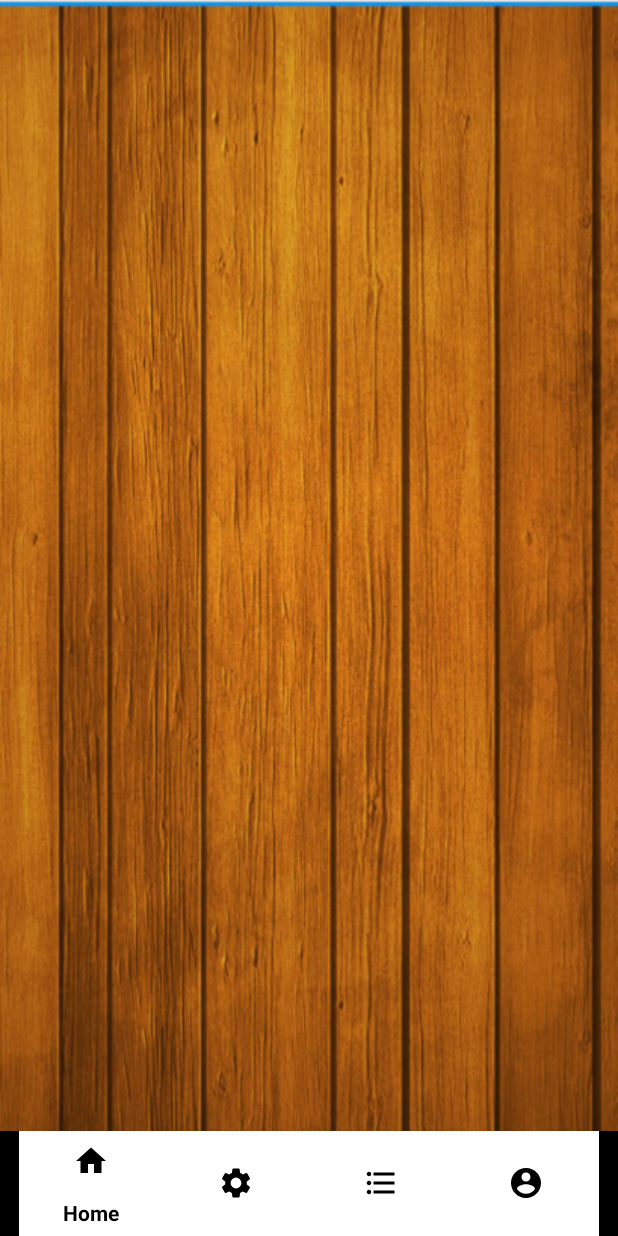
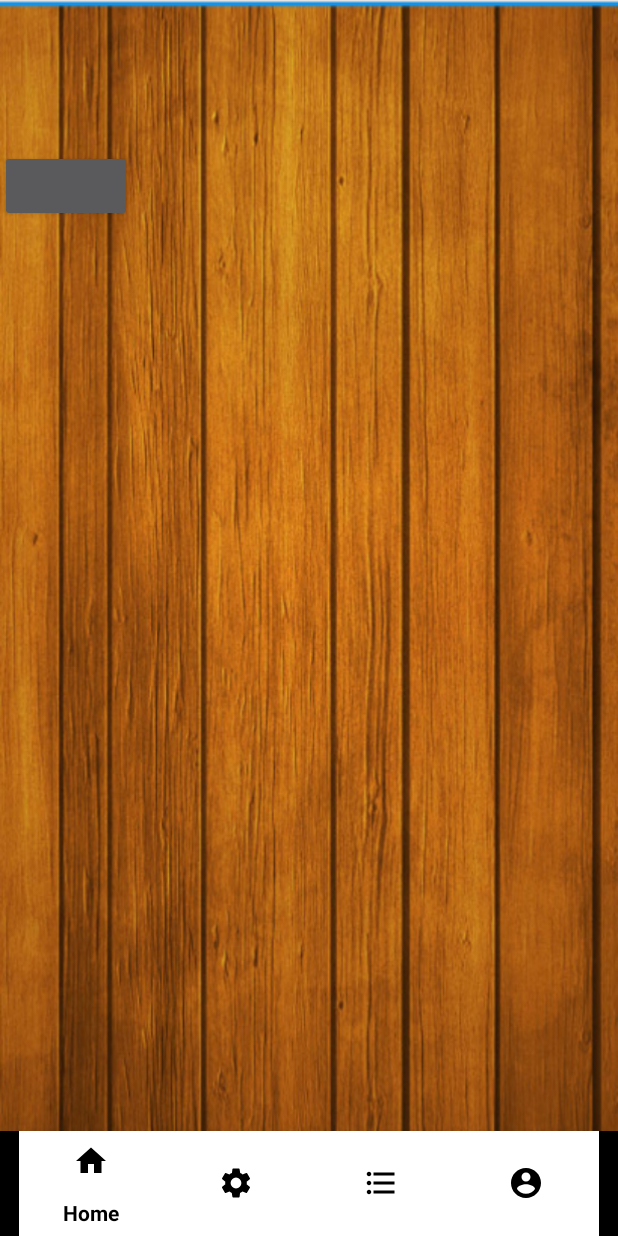
Before and after one commit to AP-Elektronica-ICT/intprojectrepo-thermo-team, an Android app: the screen it shows after launch once a user with an empty profile is signed in (MainActivity), on a phone screen of 412 x 824 dp. Run offline under Robolectric (Android 15) with nearby library versions, the phone set to English and light mode, and no system bars; our stand-ins replace CircleImageView, Firebase (no records; nobody signed in at launch, a user with empty details on screens opened directly); Roboto replaces fonts that are not available here.

Commit message:
refining layout
no comment

```diff
--- a/thermo-sauna/app/build.gradle
+++ b/thermo-sauna/app/build.gradle
@@ -35,10 +35,10 @@ dependencies {
     implementation 'com.google.firebase:firebase-auth:19.3.0'
     implementation 'com.google.android.gms:play-services-auth:18.0.0'
     implementation 'com.google.firebase:firebase-auth:19.3.0'
-    implementation 'com.facebook.android:facebook-android-sdk:5.15.3'
 
     implementation 'com.android.support:multidex:1.0.3'
 
+    //voor foto's te bewerke
     implementation 'com.squareup.picasso:picasso:2.71828'
     implementation 'jp.wasabeef:picasso-transformations:2.1.0'
 
@@ -62,6 +62,7 @@ dependencies {
 
     //blury bakckground
     implementation 'io.alterac.blurkit:blurkit:1.1.0'
+    implementation 'com.google.android.gms:play-services-location:15.0.1'
 
 
 }
--- a/thermo-sauna/app/src/main/AndroidManifest.xml
+++ b/thermo-sauna/app/src/main/AndroidManifest.xml
@@ -5,6 +5,10 @@
     <uses-permission android:name="android.permission.INTERNET" />
     <uses-permission android:name="android.permission.CAMERA" />
     <uses-permission android:name="android.permission.WRITE_EXTERNAL_STORAGE" />
+    <uses-permission android:name="android.permission.ACCESS_FINE_LOCATION"/>
+    <uses-permission android:name="android.permission.ACCESS_COARSE_LOCATION"/>
+
+
 
     <application
         android:allowBackup="true"
--- a/thermo-sauna/app/src/main/java/com/app/vinnie/myapplication/MainActivity.java
+++ b/thermo-sauna/app/src/main/java/com/app/vinnie/myapplication/MainActivity.java
@@ -3,50 +3,61 @@ package com.app.vinnie.myapplication;
 import androidx.annotation.NonNull;
 import androidx.annotation.Nullable;
 import androidx.appcompat.app.AppCompatActivity;
+import androidx.core.app.ActivityCompat;
 
+import android.Manifest;
+import android.annotation.SuppressLint;
+import android.content.Context;
 import android.content.Intent;
+import android.content.pm.PackageManager;
+import android.location.Address;
+import android.location.Criteria;
+import android.location.Geocoder;
+import android.location.Location;
+import android.location.LocationListener;
+import android.location.LocationManager;
 import android.os.Bundle;
 import android.util.Log;
 import android.view.MenuItem;
 import android.view.View;
+import android.widget.Button;
+import android.widget.TextView;
+import android.widget.Toast;
 
+import com.google.android.gms.location.FusedLocationProviderClient;
+
+import com.google.android.gms.location.LocationServices;
 import com.google.android.gms.tasks.OnCompleteListener;
-import com.google.android.gms.tasks.OnSuccessListener;
 import com.google.android.gms.tasks.Task;
 import com.google.android.material.bottomnavigation.BottomNavigationView;
 import com.google.firebase.auth.FirebaseAuth;
 import com.google.firebase.auth.FirebaseUser;
-import com.google.firebase.database.DataSnapshot;
-import com.google.firebase.database.DatabaseError;
-import com.google.firebase.database.DatabaseReference;
-import com.google.firebase.database.FirebaseDatabase;
-import com.google.firebase.database.ValueEventListener;
-import com.google.firebase.firestore.DocumentReference;
-import com.google.firebase.firestore.DocumentSnapshot;
-import com.google.firebase.firestore.EventListener;
 import com.google.firebase.firestore.FirebaseFirestore;
-import com.google.firebase.firestore.FirebaseFirestoreException;
-import com.google.firebase.firestore.QueryDocumentSnapshot;
-import com.google.firebase.firestore.QuerySnapshot;
-import com.squareup.picasso.Picasso;
 
+
+import java.io.IOException;
 import java.util.ArrayList;
 import java.util.List;
+import java.util.Locale;
 import java.util.Map;
 
 import static com.google.firebase.storage.FirebaseStorage.getInstance;
 
-public class MainActivity extends AppCompatActivity {
+public class MainActivity extends AppCompatActivity{
 
     BottomNavigationView mBottomnavigation;
 
+    TextView locatie;
     //farebase
     FirebaseUser muser;
     FirebaseAuth mAuth;
     FirebaseFirestore mStore;
     String userID;
+    private FusedLocationProviderClient fusedLocationClient;
+    Button getlocation;
+//storage
 
-//storage
+
 
     @Override
     protected void onCreate(Bundle savedInstanceState) {
@@ -55,6 +66,8 @@ public class MainActivity extends AppCompatActivity {
 
 
         mBottomnavigation = findViewById(R.id.bottom_navigation);
+        //locatie = findViewById(R.id.location);
+        getlocation = findViewById(R.id.getlocation);
 
         //set home selected
         mBottomnavigation.setSelectedItemId(R.id.home);
@@ -64,50 +77,25 @@ public class MainActivity extends AppCompatActivity {
         mBottomnavigation.setOnNavigationItemSelectedListener(new BottomNavigationView.OnNavigationItemSelectedListener() {
             @Override
             public boolean onNavigationItemSelected(@NonNull MenuItem menuItem) {
-                switch (menuItem.getItemId()){
+                switch (menuItem.getItemId()) {
                     case R.id.home:
                         return true;
                     case R.id.profile:
                         startActivity(new Intent(getApplicationContext(), Profile.class));
-                        overridePendingTransition(0,0);
+                        overridePendingTransition(0, 0);
                         return true;
                     case R.id.settings:
                         startActivity(new Intent(getApplicationContext(), Settings.class));
-                        overridePendingTransition(0,0);
+                        overridePendingTransition(0, 0);
                         return true;
                     case R.id.saunaList:
                         startActivity(new Intent(getApplicationContext(), SaunaList.class));
-                        overridePendingTransition(0,0);
+                        overridePendingTransition(0, 0);
                         return true;
                 }
                 return false;
             }
         });
-
-        muser = FirebaseAuth.getInstance().getCurrentUser();
-        mAuth = FirebaseAuth.getInstance();
-        mStore = FirebaseFirestore.getInstance();
-        userID = mAuth.getCurrentUser().getUid();
-
-
-
-        FirebaseFirestore.getInstance().collection("Saunas").document("Sauna1").get().addOnCompleteListener(new OnCompleteListener<DocumentSnapshot>() {
-            @Override
-            public void onComplete(@NonNull Task<DocumentSnapshot> task) {
-              DocumentSnapshot documentsnapchot = task.getResult();
-              List<Long> temperaturen = new ArrayList<>();
-              temperaturen = (List<Long>) documentsnapchot.get("TempData");
-
-              String temp1 = Long.toString(temperaturen.get(0));
-              String temp2 = Long.toString(temperaturen.get(1));
-              String temp3 = Long.toString(temperaturen.get(2));
-
-                //List<Double> temparaturen = (List<Double>) documentsnapchot.get("TempData");
-
-            }
-        });
-
-
 
 
 
--- a/thermo-sauna/app/src/main/res/layout/activity_login.xml
+++ b/thermo-sauna/app/src/main/res/layout/activity_login.xml
@@ -53,7 +53,7 @@
             android:id="@+id/UsernameLogin"
             android:layout_width="match_parent"
             android:layout_height="wrap_content"
-            android:hint="@string/username"
+            android:hint="@string/e_mail"
             android:textColor="@color/black"
             android:textColorHint="@color/black"
             android:inputType="text"
--- a/thermo-sauna/app/src/main/res/layout/activity_main.xml
+++ b/thermo-sauna/app/src/main/res/layout/activity_main.xml
@@ -20,5 +20,21 @@
         android:layout_alignParentBottom="true"
         />
 
+<LinearLayout
+    android:layout_width="wrap_content"
+    android:layout_height="wrap_content"
+    android:orientation="vertical">
+    <TextView
+        android:layout_width="wrap_content"
+        android:layout_height="100dp"
+        android:id="@+id/locatielocaite"
+        android:textSize="30dp"
+        android:textColor="@color/black" />
+
+    <Button
+        android:layout_width="wrap_content"
+        android:layout_height="wrap_content"
+        android:id="@+id/getlocation" />
+</LinearLayout>
 
 </RelativeLayout>
```
Also changed, not shown: thermo-sauna/app/src/main/java/com/app/vinnie/myapplication/Login.java (+0 -9 lines), thermo-sauna/app/src/main/res/layout/activity_forget_password.xml (+10 -1 lines), thermo-sauna/app/src/main/res/layout/activity_register.xml (+12 -0 lines), 1077 other files.
